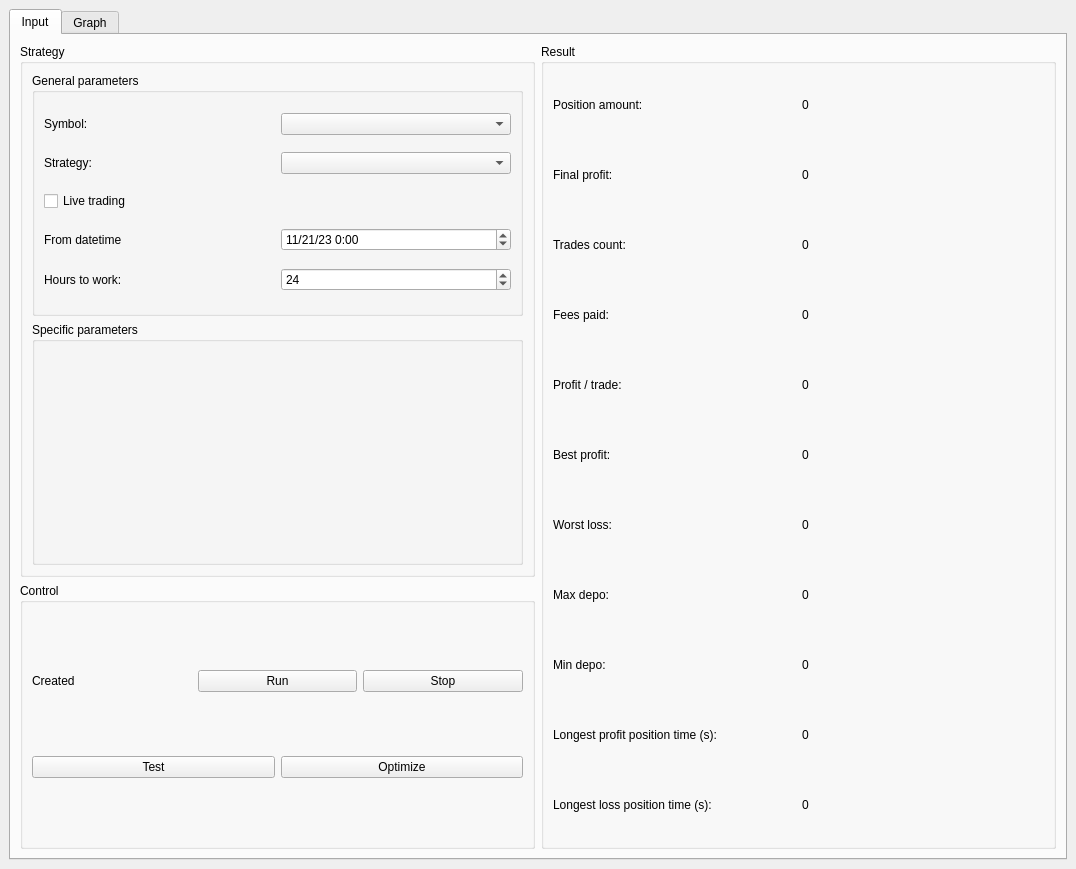
84k491/crypto_cpp, file frontend/mainwindow.ui: the form before one commit.
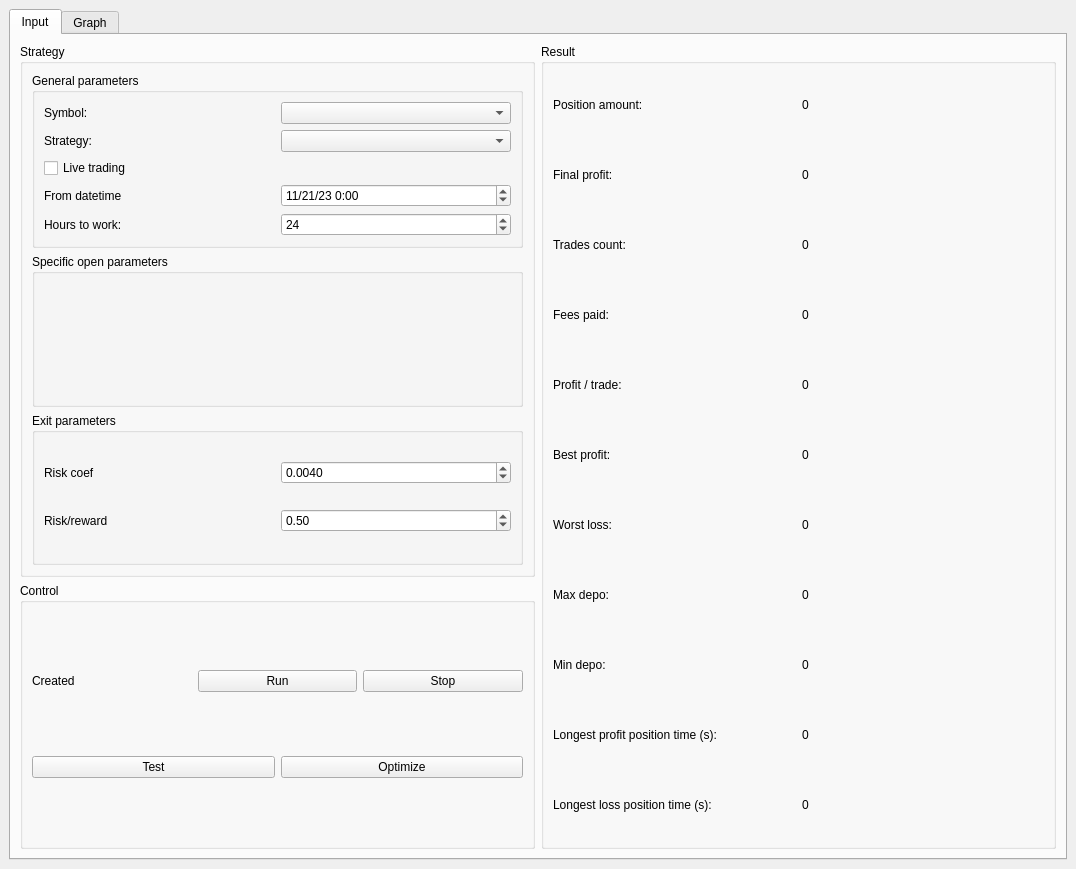
The form after the commit.

Commit message: Input exit parameters from frontend

```diff
--- a/frontend/mainwindow.ui
+++ b/frontend/mainwindow.ui
@@ -152,10 +152,76 @@
              <item>
               <widget class="QGroupBox" name="gb_specific_parameters">
                <property name="title">
-                <string>Specific parameters</string>
+                <string>Specific open parameters</string>
                </property>
               </widget>
              </item>
+             <item>
+              <widget class="QGroupBox" name="gb_exit_parameters">
+               <property name="title">
+                <string>Exit parameters</string>
+               </property>
+               <layout class="QVBoxLayout" name="verticalLayout_2">
+                <item>
+                 <layout class="QHBoxLayout" name="horizontalLayout_6">
+                  <item>
+                   <widget class="QLabel" name="label_5">
+                    <property name="text">
+                     <string>Risk coef</string>
+                    </property>
+                   </widget>
+                  </item>
+                  <item>
+                   <widget class="QDoubleSpinBox" name="dsb_risk">
+                    <property name="decimals">
+                     <number>4</number>
+                    </property>
+                    <property name="minimum">
+                     <double>0.000100000000000</double>
+                    </property>
+                    <property name="maximum">
+                     <double>0.999900000000000</double>
+                    </property>
+                    <property name="singleStep">
+                     <double>0.000010000000000</double>
+                    </property>
+                    <property name="value">
+                     <double>0.004000000000000</double>
+                    </property>
+                   </widget>
+                  </item>
+                 </layout>
+                </item>
+                <item>
+                 <layout class="QHBoxLayout" name="horizontalLayout_20">
+                  <item>
+                   <widget class="QLabel" name="label_17">
+                    <property name="text">
+                     <string>Risk/reward</string>
+                    </property>
+                   </widget>
+                  </item>
+                  <item>
+                   <widget class="QDoubleSpinBox" name="dsb_risk_reward">
+                    <property name="minimum">
+                     <double>0.010000000000000</double>
+                    </property>
+                    <property name="maximum">
+                     <double>0.990000000000000</double>
+                    </property>
+                    <property name="singleStep">
+                     <double>0.010000000000000</double>
+                    </property>
+                    <property name="value">
+                     <double>0.500000000000000</double>
+                    </property>
+                   </widget>
+                  </item>
+                 </layout>
+                </item>
+               </layout>
+              </widget>
+             </item>
             </layout>
            </widget>
           </item>
```
The commit also changes 9 other files.
